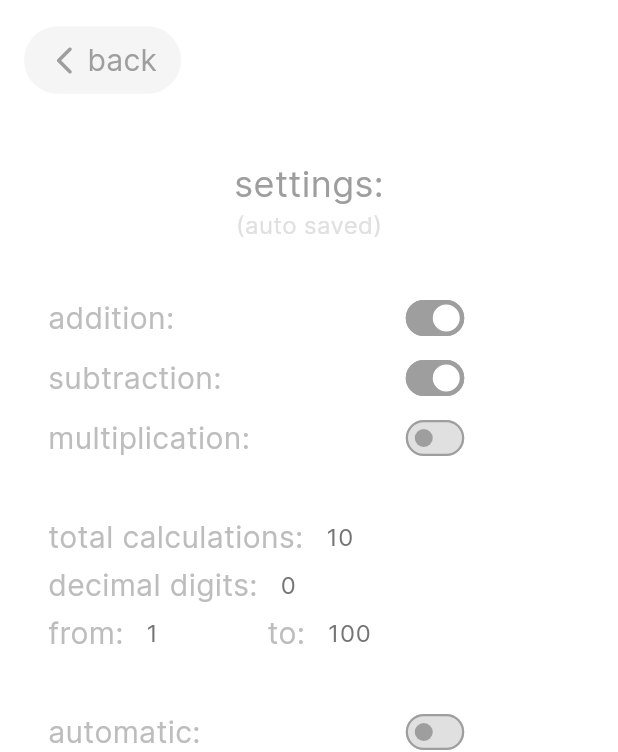
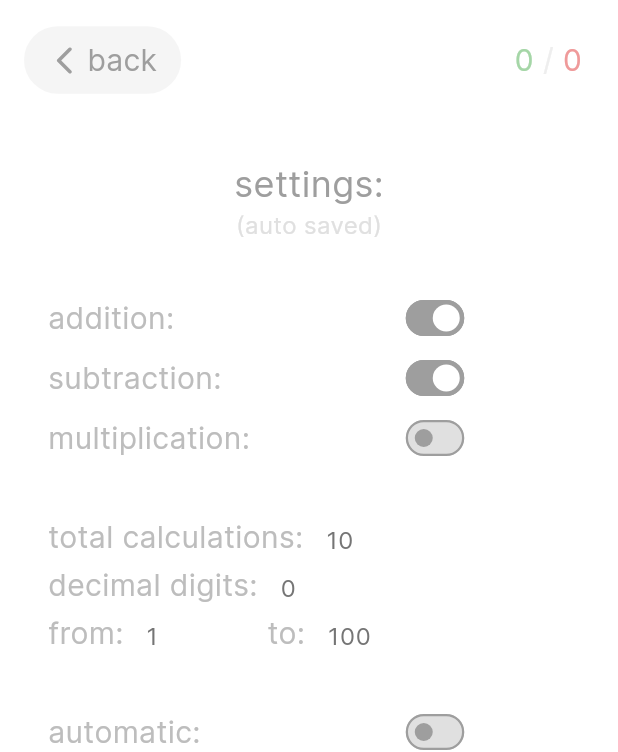
Before and after one commit to 0-manbir/calculations, a Flutter app: the screen it shows after launch, after a tap on "mental calculator", on a phone screen of 412 x 824 dp. Shown: the top 752 px of the screen. Run offline on Flutter 3.47's test engine with Material 3 defaults, Android fonts, the phone set to English and light mode, and no system bars; our stand-ins replace shared_preferences.

Commit message:
Update Mental Calculator

```diff
--- a/lib/main.dart
+++ b/lib/main.dart
@@ -1,4 +1,5 @@
 import 'package:calculations/pages/mental_calc_settings.dart';
+import 'package:calculations/variables/colors.dart';
 import 'package:flutter/material.dart';
 import 'package:flutter/services.dart';
 
@@ -16,80 +17,24 @@ class MyApp extends StatelessWidget {
 
   @override
   Widget build(BuildContext context) {
-    // variables
-    // double screenHeight = MediaQuery.of(context).size.height;
-    // double screenWidth = MediaQuery.of(context).size.width;
     double statusBarHeight = MediaQuery.of(context).padding.top;
 
     return MaterialApp(
       title: 'calculations',
       debugShowCheckedModeBanner: false,
-      theme: ThemeData(
-        colorScheme: ColorScheme.fromSeed(seedColor: Colors.blue),
-        useMaterial3: true,
-        scaffoldBackgroundColor: Colors.white,
-      ),
       home: Scaffold(
+        backgroundColor: backgroundColor,
         body: Padding(
           padding: EdgeInsets.only(top: statusBarHeight),
           child: Column(
             children: [
-              // icons, etc
               Container(
                 height: 100,
               ),
 
               // main body
               Expanded(
-                child: Column(
-                  mainAxisAlignment: MainAxisAlignment.center,
-                  children: [
-                    ListView.builder(
-                      shrinkWrap: true,
-                      itemCount: pages.length,
-                      itemBuilder: (context, index) {
-                        // columns---------------------------------
-                        return Padding(
-                          padding: const EdgeInsets.symmetric(
-                            vertical: 4.0,
-                            horizontal: 32.0,
-                          ),
-                          child: GestureDetector(
-                            child: Container(
-                              height: 75,
-                              decoration: BoxDecoration(
-                                color: Colors.grey[100],
-                                borderRadius: BorderRadius.circular(30),
-                              ),
-                              child: Center(
-                                child: Text(
-                                  pages[index].name,
-                                  style: TextStyle(
-                                    fontFamily: 'Inter',
-                                    fontSize: 24,
-                                    color: Colors.grey[600],
-                                  ),
-                                ),
-                              ),
-                            ),
-                            onTap: () {
-                              HapticFeedback.mediumImpact();
-
-                              Navigator.push(
-                                context,
-                                MaterialPageRoute(
-                                  builder: (context) {
-                                    return pages[index].page;
-                                  },
-                                ),
-                              );
-                            },
-                          ),
-                        );
-                      },
-                    ),
-                  ],
-                ),
+                child: getModeButtons(),
               ),
 
               // footer
@@ -102,6 +47,62 @@ class MyApp extends StatelessWidget {
       ),
     );
   }
+
+  Widget getModeButtons() {
+    return Column(
+      mainAxisAlignment: MainAxisAlignment.center,
+      children: [
+        ListView.builder(
+          shrinkWrap: true,
+          itemCount: pages.length,
+          itemBuilder: (context, index) {
+            // columns---------------------------------
+            return getButton(context, index);
+          },
+        ),
+      ],
+    );
+  }
+
+  Widget getButton(BuildContext buildContext, int index) {
+    return Padding(
+      padding: const EdgeInsets.symmetric(
+        vertical: 4.0,
+        horizontal: 32.0,
+      ),
+      child: GestureDetector(
+        child: Container(
+          height: 75,
+          decoration: BoxDecoration(
+            color: lightBackgroundColor,
+            borderRadius: BorderRadius.circular(30),
+          ),
+          child: Center(
+            child: Text(
+              pages[index].name,
+              style: TextStyle(
+                fontFamily: 'Inter',
+                fontSize: 24,
+                color: textColor,
+              ),
+            ),
+          ),
+        ),
+        onTap: () {
+          HapticFeedback.mediumImpact();
+
+          Navigator.push(
+            buildContext,
+            MaterialPageRoute(
+              builder: (context) {
+                return pages[index].page;
+              },
+            ),
+          );
+        },
+      ),
+    );
+  }
 }
 
 class Page {
--- a/lib/pages/mental_calc.dart
+++ b/lib/pages/mental_calc.dart
@@ -1,8 +1,11 @@
 import 'dart:async';
 import 'dart:math';
 
+import 'package:calculations/variables/colors.dart';
+import 'package:calculations/variables/strings.dart';
 import 'package:flutter/material.dart';
 import 'package:flutter/services.dart';
+import 'package:shared_preferences/shared_preferences.dart';
 
 class MentalCalculation extends StatefulWidget {
   final MentalCalculationData mentalCalculationData;
@@ -54,6 +57,7 @@ class _MentalCalculationState extends State<MentalCalculation> {
 
     return GestureDetector(
       child: Scaffold(
+        backgroundColor: backgroundColor,
         body: Padding(
           padding: EdgeInsets.only(top: statusBarHeight),
           child: Center(
@@ -443,7 +447,7 @@ class _MentalCalculationState extends State<MentalCalculation> {
     });
   }
 
-  void checkAnswer(double userAnswer) {
+  void checkAnswer(double userAnswer) async {
     String answerStr = answer.toString();
 
     if (data.decimals != 0) {
@@ -455,9 +459,22 @@ class _MentalCalculationState extends State<MentalCalculation> {
 
     result = userAnswer == answer;
 
+    await saveResult();
+
     setState(() {
       gameState = GameState.result;
     });
+  }
+
+  Future<void> saveResult() async {
+    SharedPreferences prefs = await SharedPreferences.getInstance();
+    if (result) {
+      prefs.setInt(Prefs_MentalCalcCorrectAnswers,
+          prefs.getInt(Prefs_MentalCalcCorrectAnswers)! + 1);
+    } else {
+      prefs.setInt(Prefs_MentalCalcWrongAnswers,
+          prefs.getInt(Prefs_MentalCalcWrongAnswers)! + 1);
+    }
   }
 
   // autoTimer
--- a/lib/pages/mental_calc_settings.dart
+++ b/lib/pages/mental_calc_settings.dart
@@ -1,5 +1,6 @@
 import 'package:calculations/pages/mental_calc.dart';
-import 'package:calculations/strings.dart';
+import 'package:calculations/variables/colors.dart';
+import 'package:calculations/variables/strings.dart';
 import 'package:flutter/material.dart';
 import 'package:flutter/services.dart';
 import 'package:shared_preferences/shared_preferences.dart';
@@ -14,6 +15,8 @@ class MentalCalculationSettings extends StatefulWidget {
 
 class _MentalCalculationSettingsState extends State<MentalCalculationSettings> {
   late SharedPreferences _prefs;
+
+  String correctAnswers = "", wrongAnswers = "";
 
   @override
   void initState() {
@@ -37,6 +40,7 @@ class _MentalCalculationSettingsState extends State<MentalCalculationSettings> {
     double statusBarHeight = MediaQuery.of(context).padding.top;
 
     return Scaffold(
+      backgroundColor: backgroundColor,
       body: Padding(
         padding: EdgeInsets.only(top: statusBarHeight),
         child: SingleChildScrollView(
@@ -87,6 +91,33 @@ class _MentalCalculationSettingsState extends State<MentalCalculationSettings> {
                         },
                       ),
                       Expanded(child: Container()),
+                      Text(
+                        correctAnswers,
+                        style: TextStyle(
+                          fontFamily: 'Inter',
+                          fontSize: 20,
+                          color: Colors.green[200],
+                        ),
+                      ),
+                      Container(width: 6),
+                      Text(
+                        "/",
+                        style: TextStyle(
+                          fontFamily: 'Inter',
+                          fontSize: 20,
+                          color: Colors.grey[200],
+                        ),
+                      ),
+                      Container(width: 6),
+                      Text(
+                        wrongAnswers,
+                        style: TextStyle(
+                          fontFamily: 'Inter',
+                          fontSize: 20,
+                          color: Colors.red[200],
+                        ),
+                      ),
+                      Container(width: 24),
                     ],
                   ),
                 ),
@@ -270,7 +301,7 @@ class _MentalCalculationSettingsState extends State<MentalCalculationSettings> {
                                         isDense: true,
                                         counterText: "",
                                         border: InputBorder.none,
-                                        hintText: ".........",
+                                        hintText: "",
                                         hintStyle: TextStyle(
                                           fontFamily: 'Inter',
                                           color: Colors.grey[400],
@@ -324,7 +355,7 @@ class _MentalCalculationSettingsState extends State<MentalCalculationSettings> {
                                   isDense: true,
                                   counterText: "",
                                   border: InputBorder.none,
-                                  hintText: ".........",
+                                  hintText: "",
                                   hintStyle: TextStyle(
                                     fontFamily: 'Inter',
                                     color: Colors.grey[400],
@@ -375,7 +406,7 @@ class _MentalCalculationSettingsState extends State<MentalCalculationSettings> {
                                   isDense: true,
                                   counterText: "",
                                   border: InputBorder.none,
-                                  hintText: ".........",
+                                  hintText: "",
                                   hintStyle: TextStyle(
                                     fontFamily: 'Inter',
                                     color: Colors.grey[400],
@@ -426,7 +457,7 @@ class _MentalCalculationSettingsState extends State<MentalCalculationSettings> {
                                   isDense: true,
                                   counterText: "",
                                   border: InputBorder.none,
-                                  hintText: ".........",
+                                  hintText: "",
                                   hintStyle: TextStyle(
                                     fontFamily: 'Inter',
                                     color: Colors.grey[400],
@@ -467,7 +498,7 @@ class _MentalCalculationSettingsState extends State<MentalCalculationSettings> {
                                   isDense: true,
                                   counterText: "",
                                   border: InputBorder.none,
-                                  hintText: ".........",
+                                  hintText: "",
                                   hintStyle: TextStyle(
                                     fontFamily: 'Inter',
                                     color: Colors.grey[400],
@@ -564,7 +595,7 @@ class _MentalCalculationSettingsState extends State<MentalCalculationSettings> {
                                         isDense: true,
                                         counterText: "",
                                         border: InputBorder.none,
-                                        hintText: ".........",
+                                        hintText: "",
                                         hintStyle: TextStyle(
                                           fontFamily: 'Inter',
                                           color: Colors.grey[400],
@@ -663,6 +694,9 @@ class _MentalCalculationSettingsState extends State<MentalCalculationSettings> {
       decimalsController.text = _prefs.getInt(Prefs_DecimalPlaces)!.toString();
       timerController.text = _prefs.getInt(Prefs_AutoTimer)!.toString();
       mulMaxController.text = _prefs.getInt(Prefs_MulMax)!.toString();
+
+      correctAnswers = _prefs.getInt(Prefs_MentalCalcCorrectAnswers).toString();
+      wrongAnswers = _prefs.getInt(Prefs_MentalCalcWrongAnswers).toString();
     });
   }
 
@@ -686,5 +720,11 @@ class _MentalCalculationSettingsState extends State<MentalCalculationSettings> {
     if (!_prefs.containsKey(Prefs_MulMax)) {
       _prefs.setInt(Prefs_MulMax, 10);
     }
+    if (!_prefs.containsKey(Prefs_MentalCalcCorrectAnswers)) {
+      _prefs.setInt(Prefs_MentalCalcCorrectAnswers, 0);
+    }
+    if (!_prefs.containsKey(Prefs_MentalCalcWrongAnswers)) {
+      _prefs.setInt(Prefs_MentalCalcWrongAnswers, 0);
+    }
   }
 }
--- /dev/null
+++ b/lib/variables/colors.dart
@@ -0,0 +1,8 @@
+import 'package:flutter/material.dart';
+
+const Color backgroundColor = Colors.white;
+
+final Color lightBackgroundColor = Colors.grey[100]!;
+final Color darkBackgroundColor = Colors.grey[400]!;
+
+final Color textColor = Colors.grey[600]!;
--- a/lib/strings.dart
+++ b/lib/variables/strings.dart
@@ -7,3 +7,5 @@ const String Prefs_RangeEnd = "maxnumber";
 const String Prefs_DecimalPlaces = "decimalplaces";
 const String Prefs_MulMax = "mulmax";
 const String Prefs_AutoTimer = "autotimer";
+const String Prefs_MentalCalcWrongAnswers = "wrong";
+const String Prefs_MentalCalcCorrectAnswers = "correct";
```
